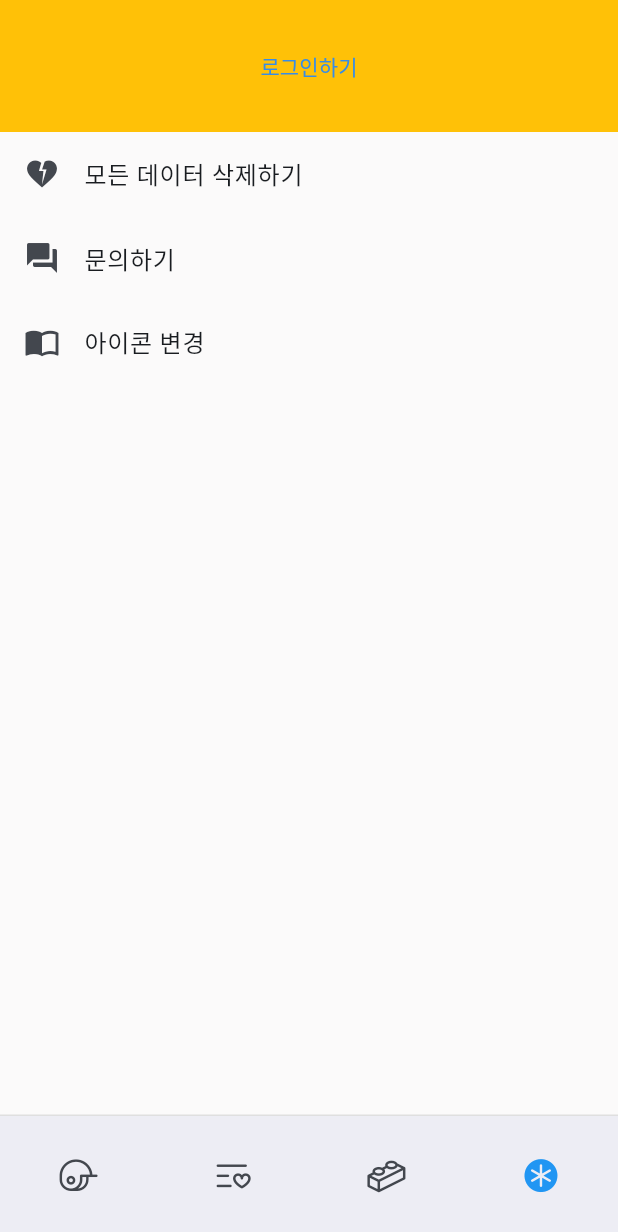
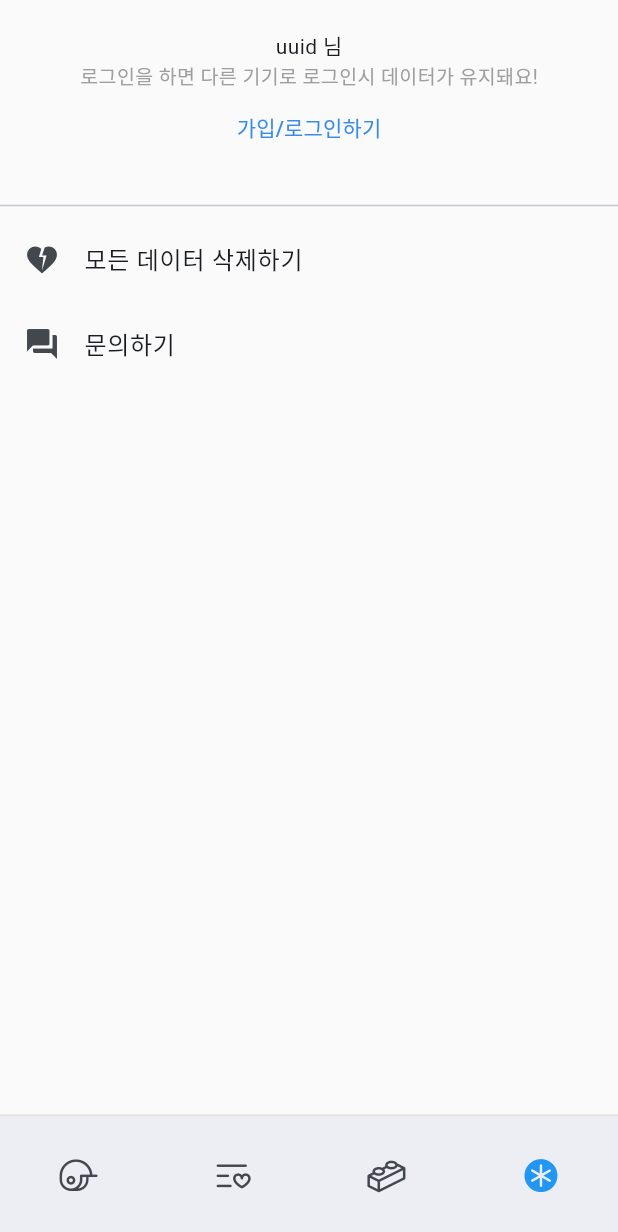
Before and after one commit to sangsu-yale/stikku_frontend, a Flutter app: the screen it shows after launch, item 4 of the bottom bar chosen, on a phone screen of 412 x 824 dp. Shown: the top 1232 px of the screen. Run offline on Flutter 3.47's test engine with Material 3 defaults, Android fonts, the phone set to English and light mode, and no system bars; our stand-ins replace device_preview, dio, fl_chart, flutter_speed_dial, get, google_sign_in and 4 more; missing offline and left inert: widget_marquee; accounts and stored records are empty; generated files the repository leaves out were written again.

Commit message:
디자인 임시 중단 : 폼 컨트롤러 이후 다시 작업

```diff
--- a/lib/pages/settings_page.dart
+++ b/lib/pages/settings_page.dart
@@ -1,16 +1,14 @@
 import 'package:flutter/material.dart';
 import 'package:get/get.dart';
-import 'package:shared_preferences/shared_preferences.dart';
 import 'package:stikku_frontend/utils/services/isar_service.dart';
 
 class SettingsPage extends StatelessWidget {
   final isarController = Get.find<IsarService>();
   SettingsPage({super.key});
 
-  Future<String> getUUID() async {
-    final SharedPreferences prefs = await SharedPreferences.getInstance();
-    final String? uuid = prefs.getString('uuid');
-    return uuid ?? 'UUID not found';
+  Future<String?> getUUID() async {
+    final uuid = await isarController.getAllUsers();
+    return uuid;
   }
 
   @override
@@ -18,41 +16,28 @@ class SettingsPage extends StatelessWidget {
     return SafeArea(
       child: Column(
         children: [
-          Row(
-            children: [
-              Expanded(
-                child: Container(
+          Container(
             padding: const EdgeInsets.all(20),
             alignment: Alignment.center,
-                  color: Colors.amber,
             child: Column(
               children: [
-                      // FutureBuilder<String>(
-                      //   future: getUUID(),
-                      //   builder: (context, snapshot) {
-                      //     if (snapshot.connectionState ==
-                      //         ConnectionState.waiting) {
-                      //       return const CircularProgressIndicator();
-                      //     } else if (snapshot.hasError) {
-                      //       return const Text('Error loading UUID');
-                      //     } else {
-                      //       return Text(snapshot.data?.substring(24, 36) ??
-                      //           'UUID not found');
-                      //     }
-                      //   },
-                      // ),
+                Container(
+                  child: const Text("uuid 님"),
+                ),
+                const Text(
+                  "로그인을 하면 다른 기기로 로그인시 데이터가 유지돼요!",
+                  style: TextStyle(fontSize: 13, color: Colors.grey),
+                ),
                 TextButton(
                   onPressed: () {
                     Get.toNamed('/login');
                   },
-                        child: const Text("로그인하기"),
+                  child: const Text("가입/로그인하기"),
                 ),
               ],
             ),
           ),
-              ),
-            ],
-          ),
+          const Divider(),
           Expanded(
             child: ListView(
               children: [
@@ -69,10 +54,10 @@ class SettingsPage extends StatelessWidget {
                   leading: Icon(Icons.question_answer),
                   title: Text("문의하기"),
                 ),
-                const ListTile(
-                  leading: Icon(Icons.import_contacts),
-                  title: Text("아이콘 변경"),
-                ),
+                // const ListTile(
+                //   leading: Icon(Icons.import_contacts),
+                //   title: Text("아이콘 변경"),
+                // ),
               ],
             ),
           ),
```
Also changed, not shown: lib/pages/charts_page.dart (+10 -10 lines), lib/utils/services/isar_service.dart (+3 -25 lines). Lines whose indentation alone changed are shown as unchanged.
